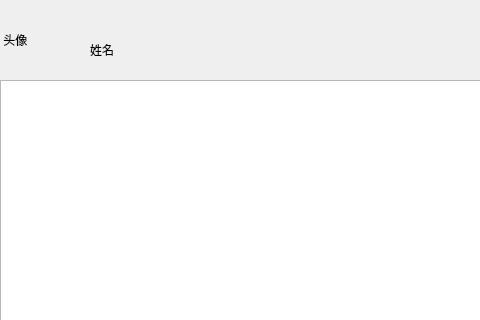
Qt form chat.ui (May1i/qqprj) before a commit; both pictures show x 0 to 480 and y 0 to 320 of the 720 by 700 pixel window.
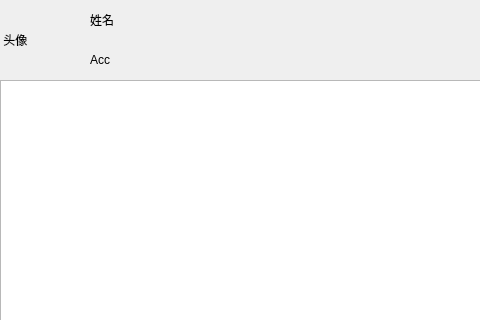
The same form after that commit.

Diff of the .ui file:
```diff
--- a/chat.ui
+++ b/chat.ui
@@ -59,7 +59,7 @@
    <property name="geometry">
     <rect>
      <x>90</x>
-     <y>40</y>
+     <y>10</y>
      <width>100</width>
      <height>20</height>
     </rect>
@@ -97,6 +97,22 @@
     <string>发送</string>
    </property>
   </widget>
+  <widget class="QLabel" name="friendAcc1">
+   <property name="geometry">
+    <rect>
+     <x>90</x>
+     <y>50</y>
+     <width>100</width>
+     <height>20</height>
+    </rect>
+   </property>
+   <property name="styleSheet">
+    <string notr="true">font: 14pt &quot;黑体&quot;;</string>
+   </property>
+   <property name="text">
+    <string>Acc</string>
+   </property>
+  </widget>
  </widget>
  <resources/>
  <connections/>
```
